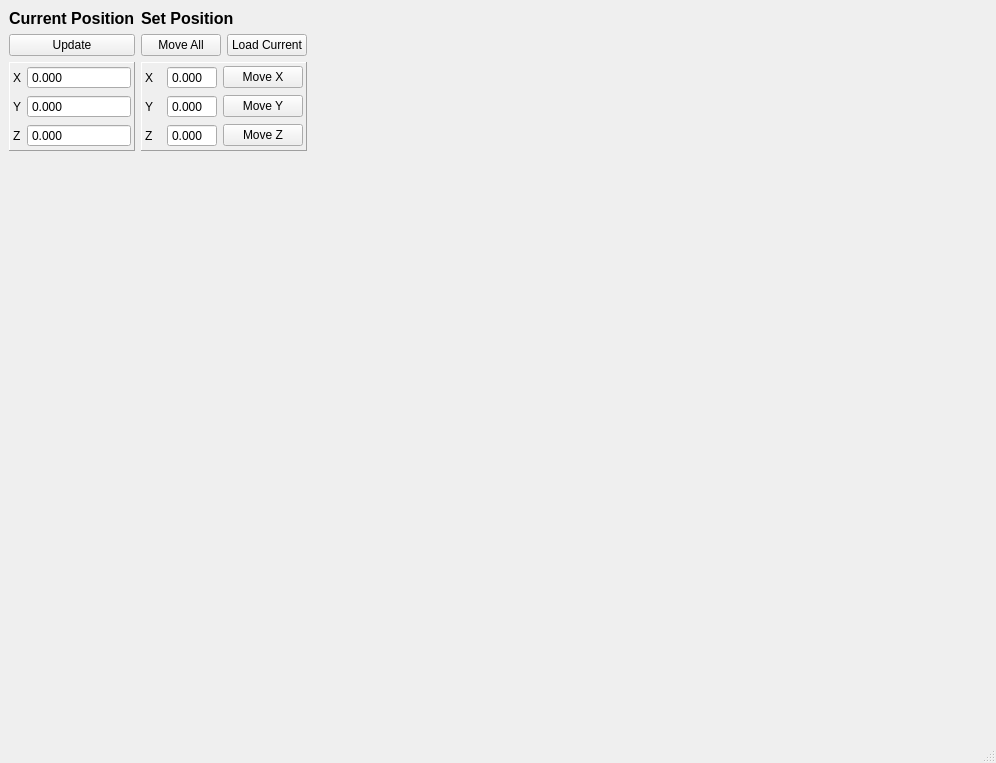
Qt form qt_designer/qt_demo_2_threads.ui (usnistgov/bcars_microscope) before a commit.
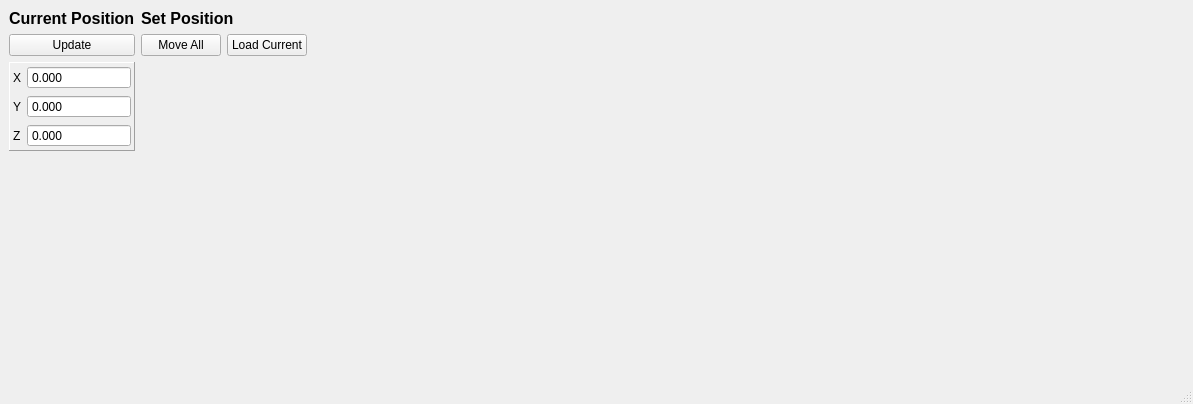
The same form after that commit.

Commit message: widget to mpl_widget

Patch:
```diff
--- a/qt_designer/qt_demo_2_threads.ui
+++ b/qt_designer/qt_demo_2_threads.ui
@@ -6,8 +6,8 @@
    <rect>
     <x>0</x>
     <y>0</y>
-    <width>996</width>
-    <height>763</height>
+    <width>1193</width>
+    <height>404</height>
    </rect>
   </property>
   <property name="windowTitle">
@@ -243,36 +243,15 @@
           <property name="lineWidth">
            <number>1</number>
           </property>
-          <layout class="QVBoxLayout" name="verticalLayout_2">
-           <property name="leftMargin">
-            <number>3</number>
-           </property>
-           <property name="topMargin">
-            <number>3</number>
-           </property>
-           <property name="rightMargin">
-            <number>3</number>
-           </property>
-           <property name="bottomMargin">
-            <number>3</number>
-           </property>
-           <item>
-            <layout class="QGridLayout" name="gridLayout">
-             <property name="rightMargin">
-              <number>0</number>
-             </property>
-             <item row="2" column="0">
-              <widget class="QLabel" name="label_8">
-               <property name="styleSheet">
-                <string notr="true">font: 11pt &quot;Arial&quot;;</string>
-               </property>
-               <property name="text">
-                <string>Z</string>
-               </property>
-              </widget>
-             </item>
-             <item row="0" column="0">
               <widget class="QLabel" name="label_6">
+           <property name="geometry">
+            <rect>
+             <x>5</x>
+             <y>5</y>
+             <width>16</width>
+             <height>17</height>
+            </rect>
+           </property>
                <property name="styleSheet">
                 <string notr="true">font: 11pt &quot;Arial&quot;;</string>
                </property>
@@ -280,8 +259,99 @@
                 <string>X</string>
                </property>
               </widget>
-             </item>
-             <item row="1" column="1">
+          <widget class="QLabel" name="label_8">
+           <property name="geometry">
+            <rect>
+             <x>5</x>
+             <y>71</y>
+             <width>16</width>
+             <height>17</height>
+            </rect>
+           </property>
+           <property name="styleSheet">
+            <string notr="true">font: 11pt &quot;Arial&quot;;</string>
+           </property>
+           <property name="text">
+            <string>Z</string>
+           </property>
+          </widget>
+          <widget class="QLabel" name="label_7">
+           <property name="geometry">
+            <rect>
+             <x>5</x>
+             <y>38</y>
+             <width>16</width>
+             <height>17</height>
+            </rect>
+           </property>
+           <property name="styleSheet">
+            <string notr="true">font: 11pt &quot;Arial&quot;;</string>
+           </property>
+           <property name="text">
+            <string>Y</string>
+           </property>
+          </widget>
+          <widget class="QWidget" name="">
+           <property name="geometry">
+            <rect>
+             <x>21</x>
+             <y>71</y>
+             <width>133</width>
+             <height>27</height>
+            </rect>
+           </property>
+           <layout class="QHBoxLayout" name="horizontalLayout_7">
+            <item>
+             <widget class="QDoubleSpinBox" name="spinBox_z_setpos">
+              <property name="maximumSize">
+               <size>
+                <width>50</width>
+                <height>16777215</height>
+               </size>
+              </property>
+              <property name="styleSheet">
+               <string notr="true">font: 11pt &quot;Arial&quot;;</string>
+              </property>
+              <property name="readOnly">
+               <bool>true</bool>
+              </property>
+              <property name="buttonSymbols">
+               <enum>QAbstractSpinBox::NoButtons</enum>
+              </property>
+              <property name="decimals">
+               <number>3</number>
+              </property>
+              <property name="minimum">
+               <double>-10.000000000000000</double>
+              </property>
+              <property name="maximum">
+               <double>210.000000000000000</double>
+              </property>
+             </widget>
+            </item>
+            <item>
+             <widget class="QPushButton" name="pushButton_moveZ">
+              <property name="styleSheet">
+               <string notr="true">font: 11pt &quot;Arial&quot;;</string>
+              </property>
+              <property name="text">
+               <string>Move Z</string>
+              </property>
+             </widget>
+            </item>
+           </layout>
+          </widget>
+          <widget class="QWidget" name="">
+           <property name="geometry">
+            <rect>
+             <x>21</x>
+             <y>38</y>
+             <width>133</width>
+             <height>27</height>
+            </rect>
+           </property>
+           <layout class="QHBoxLayout" name="horizontalLayout_6">
+            <item>
               <widget class="QDoubleSpinBox" name="spinBox_y_setpos">
                <property name="maximumSize">
                 <size>
@@ -309,36 +379,27 @@
                </property>
               </widget>
              </item>
-             <item row="0" column="1">
+            <item>
+             <widget class="QPushButton" name="pushButton_moveY">
+              <property name="styleSheet">
+               <string notr="true">font: 11pt &quot;Arial&quot;;</string>
+              </property>
+              <property name="text">
+               <string>Move Y</string>
+              </property>
+             </widget>
+            </item>
+           </layout>
+          </widget>
               <widget class="QDoubleSpinBox" name="spinBox_x_setpos">
-               <property name="maximumSize">
-                <size>
+           <property name="geometry">
+            <rect>
+             <x>22</x>
+             <y>8</y>
                  <width>50</width>
-                 <height>16777215</height>
-                </size>
-               </property>
-               <property name="styleSheet">
-                <string notr="true">font: 11pt &quot;Arial&quot;;</string>
-               </property>
-               <property name="readOnly">
-                <bool>true</bool>
-               </property>
-               <property name="buttonSymbols">
-                <enum>QAbstractSpinBox::NoButtons</enum>
-               </property>
-               <property name="decimals">
-                <number>3</number>
-               </property>
-               <property name="minimum">
-                <double>-10.000000000000000</double>
-               </property>
-               <property name="maximum">
-                <double>210.000000000000000</double>
-               </property>
-              </widget>
-             </item>
-             <item row="2" column="1">
-              <widget class="QDoubleSpinBox" name="spinBox_z_setpos">
+             <height>21</height>
+            </rect>
+           </property>
                <property name="maximumSize">
                 <size>
                  <width>50</width>
@@ -364,19 +425,21 @@
                 <double>210.000000000000000</double>
                </property>
               </widget>
-             </item>
-             <item row="1" column="0">
-              <widget class="QLabel" name="label_7">
-               <property name="styleSheet">
-                <string notr="true">font: 11pt &quot;Arial&quot;;</string>
-               </property>
-               <property name="text">
-                <string>Y</string>
-               </property>
-              </widget>
-             </item>
-             <item row="0" column="2">
               <widget class="QPushButton" name="pushButton_moveX">
+           <property name="geometry">
+            <rect>
+             <x>78</x>
+             <y>6</y>
+             <width>75</width>
+             <height>21</height>
+            </rect>
+           </property>
+           <property name="sizePolicy">
+            <sizepolicy hsizetype="Minimum" vsizetype="Fixed">
+             <horstretch>0</horstretch>
+             <verstretch>0</verstretch>
+            </sizepolicy>
+           </property>
                <property name="styleSheet">
                 <string notr="true">font: 11pt &quot;Arial&quot;;</string>
                </property>
@@ -384,30 +447,6 @@
                 <string>Move X</string>
                </property>
               </widget>
-             </item>
-             <item row="1" column="2">
-              <widget class="QPushButton" name="pushButton_moveY">
-               <property name="styleSheet">
-                <string notr="true">font: 11pt &quot;Arial&quot;;</string>
-               </property>
-               <property name="text">
-                <string>Move Y</string>
-               </property>
-              </widget>
-             </item>
-             <item row="2" column="2">
-              <widget class="QPushButton" name="pushButton_moveZ">
-               <property name="styleSheet">
-                <string notr="true">font: 11pt &quot;Arial&quot;;</string>
-               </property>
-               <property name="text">
-                <string>Move Z</string>
-               </property>
-              </widget>
-             </item>
-            </layout>
-           </item>
-          </layout>
          </widget>
         </item>
         <item>
@@ -430,6 +469,19 @@
       </item>
      </layout>
     </item>
+    <item>
+     <widget class="QWidget" name="mpl_widget" native="true">
+      <property name="sizePolicy">
+       <sizepolicy hsizetype="Expanding" vsizetype="Preferred">
+        <horstretch>0</horstretch>
+        <verstretch>0</verstretch>
+       </sizepolicy>
+      </property>
+      <property name="autoFillBackground">
+       <bool>true</bool>
+      </property>
+     </widget>
+    </item>
     <item>
      <spacer name="horizontalSpacer">
       <property name="styleSheet">
@@ -438,6 +490,9 @@
       <property name="orientation">
        <enum>Qt::Horizontal</enum>
       </property>
+      <property name="sizeType">
+       <enum>QSizePolicy::Minimum</enum>
+      </property>
       <property name="sizeHint" stdset="0">
        <size>
         <width>40</width>
```
Left out of the diff: 2 changed lines with no effect on the pictures. Lines whose indentation alone changed are shown as unchanged. The commit also changes 3 other files.
